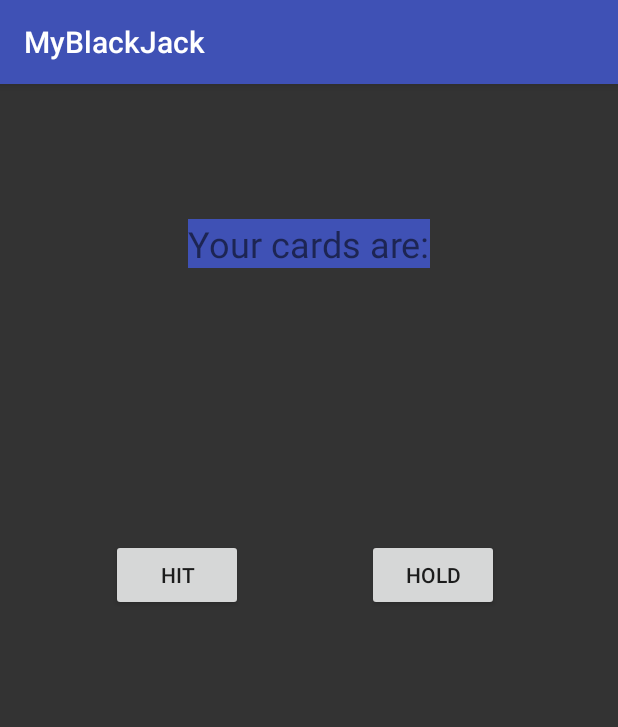
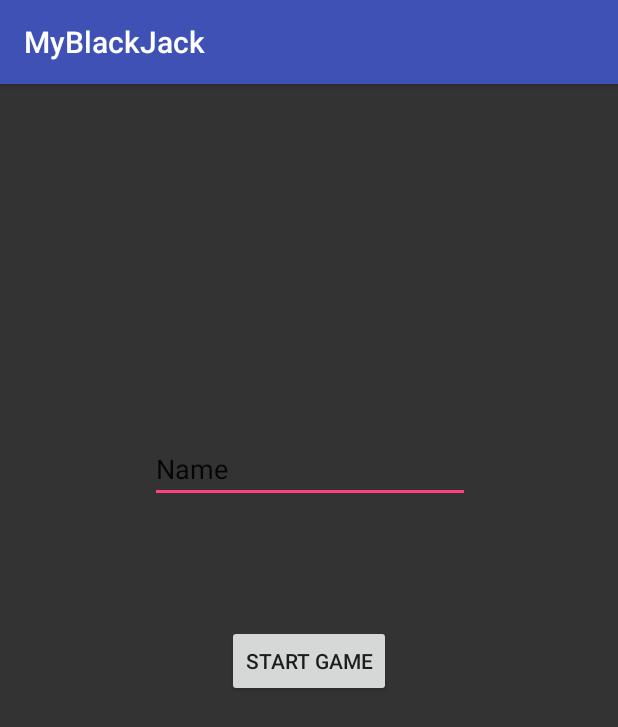
Before and after one commit to FALLENau/week_8_project_Twenty_One_Game, an Android app: the screen it shows after launch (StartPageActivity), on a phone screen of 412 x 824 dp. Shown: the top 727 px of the screen. Run offline under Robolectric (Android 15) with nearby library versions, the phone set to English and light mode, and no system bars.

Commit message:
two activity page game!

```diff
--- a/app/src/main/java/com/example/whitepaw/myblackjack/StartPageActivity.java
+++ b/app/src/main/java/com/example/whitepaw/myblackjack/StartPageActivity.java
@@ -1,14 +1,19 @@
 package com.example.whitepaw.myblackjack;
 
+import android.content.Intent;
 import android.support.v7.app.AppCompatActivity;
 import android.os.Bundle;
+import android.util.Log;
 import android.view.View;
 import android.widget.Button;
+import android.widget.EditText;
 import android.widget.TextView;
 
 import java.util.ArrayList;
 
 public class StartPageActivity extends AppCompatActivity {
+    TextView nameText;
+    Button startButton;
 //    Button hitButton;
 //    Button holdButton;
 //    TextView resultText;
@@ -25,6 +30,22 @@ public class StartPageActivity extends AppCompatActivity {
     protected void onCreate(Bundle savedInstanceState) {
         super.onCreate(savedInstanceState);
         setContentView(R.layout.activity_start_page);
+
+        nameText = (EditText) findViewById(R.id.name_text);
+        startButton = (Button) findViewById(R.id.start_button);
+    }
+
+    public void onStartButtonClicked(View Button) {
+        /*answers = new Answers();
+        String question = nameText.getText().toString();
+        Log.d(getClass().toString(), "onStartButtonClicked was called");
+        Log.d(getClass().toString(), "A name was asked for '" + question + "'");
+        String answer = answers.getAnswer();*/
+
+        Intent intent = new Intent(this, GameActivity.class);
+        intent.putExtra("name", nameText.getText());
+        startActivity(intent);
+    }
 
 
 //        deck = new Deck();
@@ -84,4 +105,3 @@ public class StartPageActivity extends AppCompatActivity {
 //    public void onReset(View button) {
 //        finish();
 //    }
-}
--- a/app/src/main/res/layout/activity_start_page.xml
+++ b/app/src/main/res/layout/activity_start_page.xml
@@ -8,78 +8,30 @@
     tools:context="com.example.whitepaw.myblackjack.StartPageActivity">
 
     <Button
-        android:id="@+id/hit_button"
-        android:layout_width="wrap_content"
-        android:layout_height="wrap_content"
-        android:layout_marginLeft="74dp"
-        android:onClick="onClickHitButton"
-        android:text="Hit"
-        app:layout_constraintLeft_toLeftOf="parent"
-        android:layout_marginTop="70dp"
-        app:layout_constraintTop_toBottomOf="@+id/result_text" />
-
-    <Button
-        android:id="@+id/hold_button"
-        android:layout_width="wrap_content"
-        android:layout_height="wrap_content"
-        android:layout_marginRight="79dp"
-        android:layout_marginTop="70dp"
-        android:onClick="onClickHoldButton"
-        android:text="Hold"
-        app:layout_constraintRight_toRightOf="parent"
-        app:layout_constraintTop_toBottomOf="@+id/result_text" />
-
-    <TextView
-        android:id="@+id/hand_text"
-        android:layout_width="wrap_content"
-        android:layout_height="wrap_content"
-        android:text="Your cards are:"
-        android:background="@color/colorPrimary"
-        android:layout_marginLeft="8dp"
-        app:layout_constraintLeft_toLeftOf="parent"
-        android:layout_marginRight="8dp"
-        app:layout_constraintRight_toRightOf="parent"
-        app:layout_constraintTop_toTopOf="parent"
-        android:layout_marginTop="90dp"
-        android:textSize="24sp"
-        app:layout_constraintHorizontal_bias="0.501" />
-
-    <TextView
-        android:id="@+id/result_text"
-        android:layout_width="wrap_content"
-        android:layout_height="wrap_content"
-        android:background="@color/colorPrimary"
-        android:layout_marginRight="8dp"
-        android:textSize="24sp"
-        app:layout_constraintRight_toRightOf="parent"
-        android:layout_marginLeft="8dp"
-        app:layout_constraintLeft_toLeftOf="parent"
-        android:layout_marginTop="22dp"
-        app:layout_constraintTop_toBottomOf="@+id/hand_value" />
-
-    <TextView
-        android:id="@+id/hand_value"
+        android:id="@+id/start_button"
         android:layout_width="wrap_content"
         android:layout_height="wrap_content"
         android:layout_marginLeft="8dp"
         android:layout_marginRight="8dp"
-        android:layout_marginTop="23dp"
-        android:text=""
-        android:textSize="24sp"
+        android:layout_marginTop="81dp"
+        android:onClick="onStartButtonClicked"
+        android:text="Start game"
         app:layout_constraintLeft_toLeftOf="parent"
         app:layout_constraintRight_toRightOf="parent"
-        app:layout_constraintTop_toBottomOf="@+id/hand_text" />
+        app:layout_constraintTop_toBottomOf="@+id/name_text" />
 
-    <Button
-        android:id="@+id/restart"
+    <EditText
+        android:id="@+id/name_text"
         android:layout_width="wrap_content"
         android:layout_height="wrap_content"
-        android:visibility="gone"
-        android:onClick="onReset"
-        android:text="Button"
-        tools:layout_editor_absoluteX="136dp"
-        android:layout_marginTop="34dp"
-        app:layout_constraintTop_toBottomOf="@+id/hit_button" />
-
-
+        android:ems="10"
+        android:inputType="textPersonName"
+        android:text="Name"
+        app:layout_constraintTop_toTopOf="parent"
+        android:layout_marginTop="234dp"
+        android:layout_marginRight="8dp"
+        app:layout_constraintRight_toRightOf="parent"
+        android:layout_marginLeft="8dp"
+        app:layout_constraintLeft_toLeftOf="parent"
+        app:layout_constraintHorizontal_bias="0.503" />
 </android.support.constraint.ConstraintLayout>
```
Also changed, not shown: app/src/main/java/com/example/whitepaw/myblackjack/GameActivity.java (+12 -2 lines), app/src/main/res/layout/activity_game.xml (+81 -5 lines).
